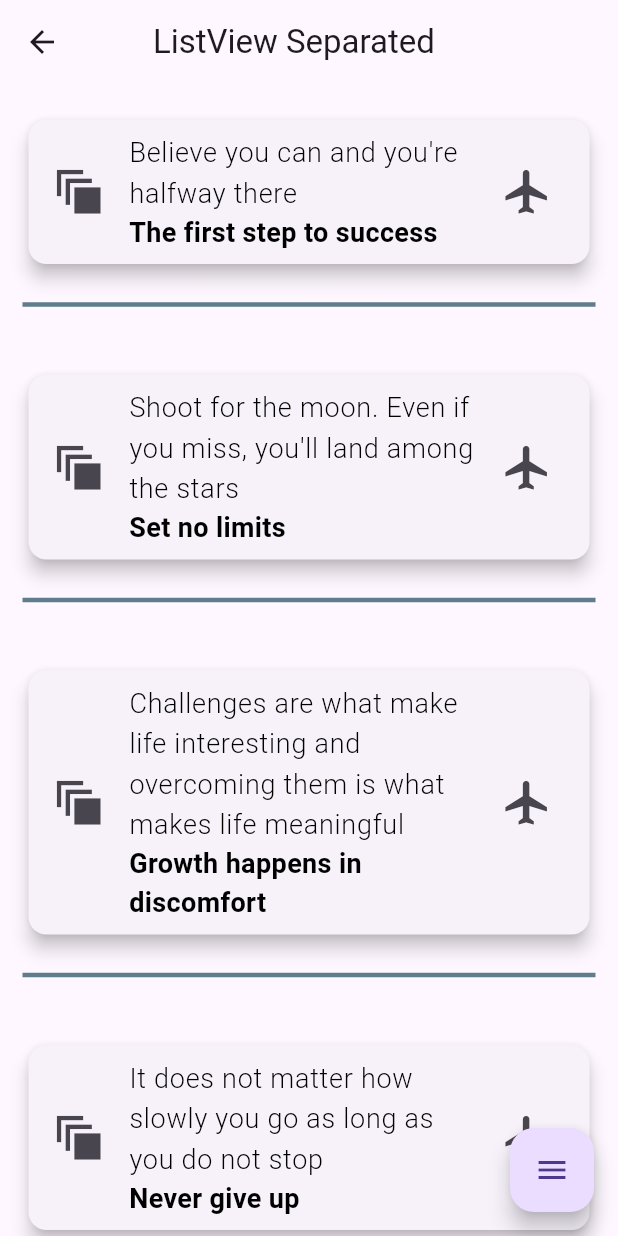
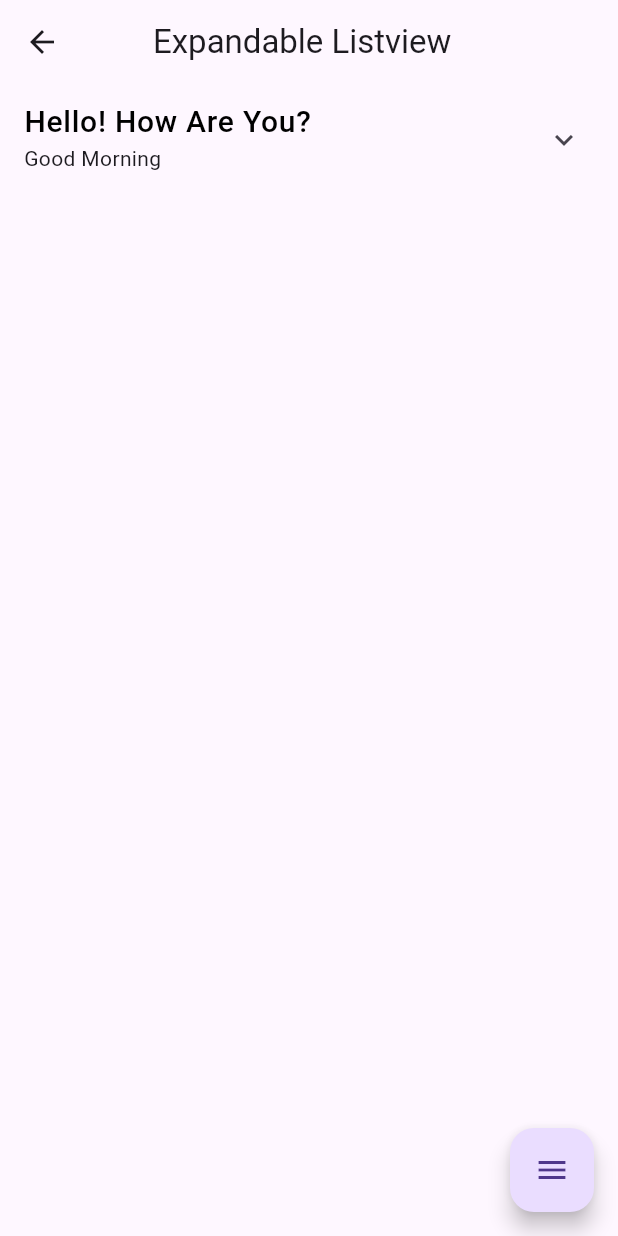
Before and after one commit to Raj2902Patel/FLUTTER_WIDGETS, a Flutter app: the ListViewSeparatedPage screen opened directly, after a tap on the "menu" icon, on a phone screen of 412 x 824 dp. Run offline on Flutter 3.47's test engine with Material 3 defaults, Android fonts, the phone set to English and light mode, and no system bars.

Commit message:
Expandable_ListTile

```diff
--- /dev/null
+++ b/lib/pages/expandable_listview.dart
@@ -0,0 +1,110 @@
+import 'package:flutter/material.dart';
+
+import 'expandable_listview_builder.dart';
+import 'expandable_listview_separated.dart';
+
+class ExpandableListviewPage extends StatefulWidget {
+  const ExpandableListviewPage({super.key});
+
+  @override
+  State<ExpandableListviewPage> createState() => _ExpandableListviewPageState();
+}
+
+class _ExpandableListviewPageState extends State<ExpandableListviewPage> {
+  @override
+  Widget build(BuildContext context) {
+    return Scaffold(
+      appBar: AppBar(
+        title: const Padding(
+          padding: EdgeInsets.only(left: 30.0),
+          child: Text("Expandable Listview"),
+        ),
+      ),
+      body: ListView(
+        children: [
+          ExpansionTile(
+            title: const Text(
+              "Hello! How Are You?",
+              style: TextStyle(
+                color: Colors.black,
+                fontSize: 20,
+                fontWeight: FontWeight.w500,
+              ),
+            ),
+            subtitle: const Text("Good Morning"),
+            children: [
+              const ListTile(
+                title: Padding(
+                  padding: EdgeInsets.all(8.0),
+                  child: Text(
+                    "ListTile -> 1",
+                    style: TextStyle(
+                      color: Colors.blueGrey,
+                      fontWeight: FontWeight.w500,
+                      fontSize: 18.0,
+                    ),
+                  ),
+                ),
+              ),
+              const ListTile(
+                title: Padding(
+                  padding: EdgeInsets.all(8.0),
+                  child: Text(
+                    "ListTile -> 2",
+                    style: TextStyle(
+                      color: Colors.blueGrey,
+                      fontWeight: FontWeight.w500,
+                      fontSize: 18.0,
+                    ),
+                  ),
+                ),
+              ),
+              ListTile(
+                title: Padding(
+                  padding: const EdgeInsets.all(8.0),
+                  child: Container(
+                    alignment: Alignment.center,
+                    height: 50,
+                    decoration: BoxDecoration(
+                      color: Colors.redAccent,
+                      borderRadius: BorderRadius.circular(18.0),
+                    ),
+                    child: const Text(
+                      "Use Container!",
+                      style: TextStyle(
+                        color: Colors.white,
+                        fontSize: 18,
+                        fontWeight: FontWeight.w500,
+                      ),
+                    ),
+                  ),
+                ),
+              ),
+              const ListTile(
+                title: Padding(
+                  padding: EdgeInsets.all(8.0),
+                  child: Text(
+                    "ListTile -> 4",
+                    style: TextStyle(
+                        color: Colors.blueGrey,
+                        fontWeight: FontWeight.w500,
+                        fontSize: 18.0),
+                  ),
+                ),
+              ),
+            ],
+          ),
+        ],
+      ),
+      floatingActionButton: FloatingActionButton(
+        onPressed: () {
+          Navigator.push(
+              context,
+              MaterialPageRoute(
+                  builder: (context) => const ExpandableListviewBuilderPage()));
+        },
+        child: const Icon(Icons.menu),
+      ),
+    );
+  }
+}
--- a/lib/pages/listview_separated.dart
+++ b/lib/pages/listview_separated.dart
@@ -1,4 +1,5 @@
 import 'package:flutter/material.dart';
+import 'package:week_3/pages/expandable_listview.dart';
 
 class ListViewSeparatedPage extends StatefulWidget {
   const ListViewSeparatedPage({super.key});
@@ -89,7 +90,14 @@ class _ListViewSeparatedPageState extends State<ListViewSeparatedPage> {
         },
       ),
       floatingActionButton: FloatingActionButton(
-        onPressed: () {},
+        onPressed: () {
+          Navigator.push(
+            context,
+            MaterialPageRoute(
+              builder: (context) => const ExpandableListviewPage(),
+            ),
+          );
+        },
         child: const Icon(Icons.menu),
       ),
     );
```
Also changed, not shown: lib/pages/expandable_listview_builder.dart (added, +93 -0 lines), lib/pages/expandable_listview_separated.dart (added, +76 -0 lines).
